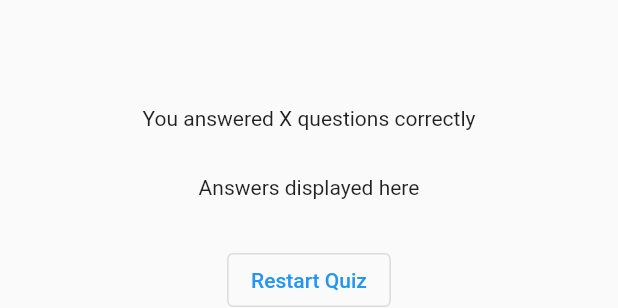
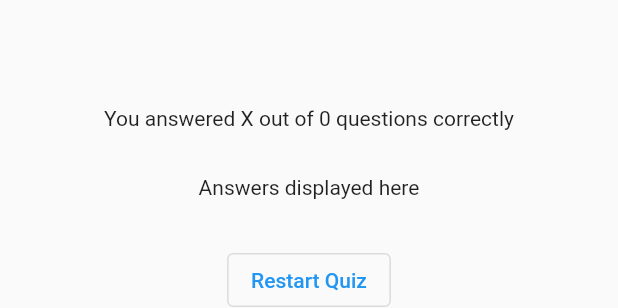
Before and after one commit to notrayo/quiz-app, a Flutter app: the ResultsScreen widget shown alone on an empty page, opened directly with empty values, on a phone screen of 412 x 824 dp. Shown: the part 407-715 px from the top of the screen. Run offline on Flutter 3.47's test engine with Material 2 defaults, Android fonts, the phone set to English and light mode, and no system bars; our stand-ins replace google_fonts.

Commit message:
did a for loop, that accesses the answers picked by the user

```diff
--- a/lib/screens/quiz.dart
+++ b/lib/screens/quiz.dart
@@ -44,9 +44,13 @@ class _quizState extends State<quiz> {
     //making sure the sum of answers match the sum of questions
     if (selectedAnswers.length == questions.length) {
       setState(() {
+        //activeScreen = HomeScreen(startQuiz: switchScreen);
+        activeScreen = ResultsScreen(
+          onRestartQuiz: restartQuiz,
+          selectedAnswerz: selectedAnswers,
+        );
+
         selectedAnswers = [];
-        //activeScreen = HomeScreen(startQuiz: switchScreen);
-        activeScreen = ResultsScreen(onRestartQuiz: restartQuiz);
       });
     }
   }
--- a/lib/screens/results.dart
+++ b/lib/screens/results.dart
@@ -1,13 +1,36 @@
 import 'package:flutter/material.dart';
+import 'package:quiz_app/data/maswali_data.dart';
 import '../screens/quiz.dart';
 
 class ResultsScreen extends StatelessWidget {
-  const ResultsScreen({super.key, required this.onRestartQuiz});
+  const ResultsScreen(
+      {super.key, required this.onRestartQuiz, required this.selectedAnswerz});
 
   final void Function() onRestartQuiz;
+  final List<String> selectedAnswerz;
+
+  List<Map<String, Object>> getSummaryDataOfAnswers() {
+    final List<Map<String, Object>> summary = [];
+
+    //add for loop for printing out answers on results screen
+
+    for (var i = 0; i < selectedAnswerz.length; i++) {
+      summary.add({
+        'question_index': i,
+        'question': questions[i],
+        'correct_answer': questions[i].majibu[0],
+        'selected_answer': selectedAnswerz[i],
+        'no_of_questions': selectedAnswerz.length
+      });
+    }
+
+    return summary;
+  }
 
   @override
   Widget build(BuildContext context) {
+    final summaryData = getSummaryDataOfAnswers();
+
     return SizedBox(
       width: double.infinity,
       child: Container(
@@ -15,7 +38,8 @@ class ResultsScreen extends StatelessWidget {
         child: Column(
           mainAxisAlignment: MainAxisAlignment.center,
           children: [
-            const Text('You answered X questions correctly'),
+            Text(
+                'You answered X out of ${selectedAnswerz.length} questions correctly'),
             const SizedBox(
               height: 30,
             ),
```
